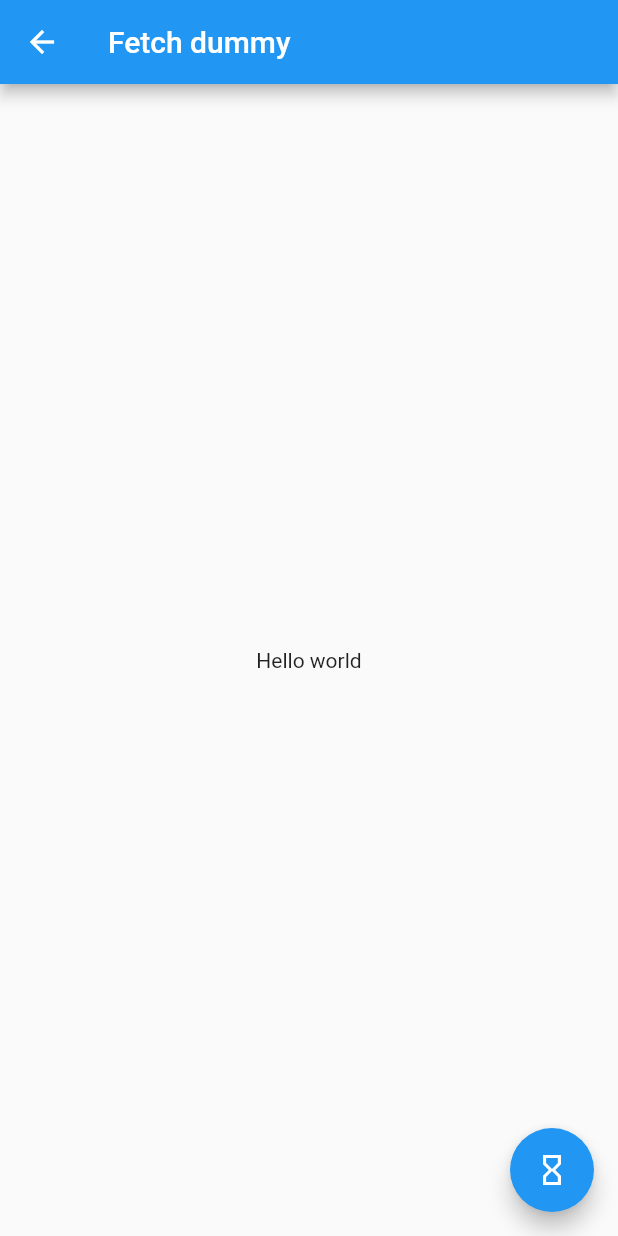
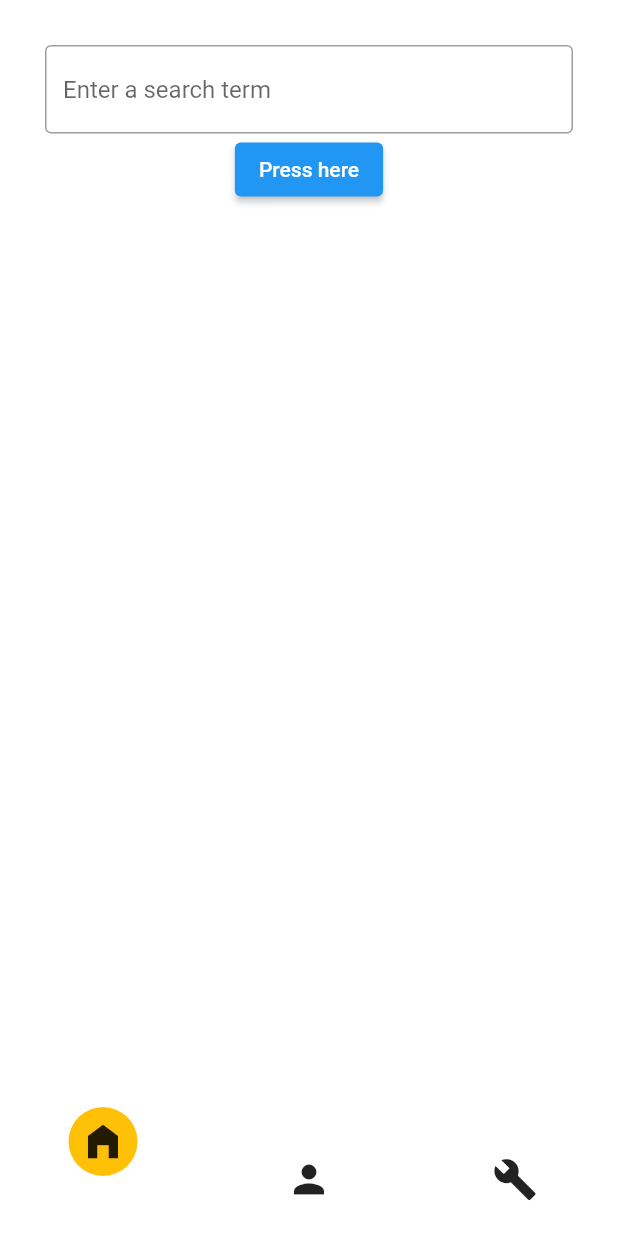
Before and after one commit to mhmadamrii/Flutter-essential-app, a Flutter app: the FetchDummy screen opened directly, on a phone screen of 412 x 824 dp. Run offline on Flutter 3.47's test engine with Material 2 defaults, Android fonts, the phone set to English and light mode, and no system bars; drawn by our look-alikes of curved_navigation_bar.

Commit message:
add some new

```diff
--- a/lib/main.dart
+++ b/lib/main.dart
@@ -5,6 +5,7 @@ import 'package:basic/dropdown_page.dart';
 import 'package:basic/home_page.dart';
 import 'package:basic/learn_page.dart';
 import 'package:basic/playground_page.dart';
+import 'package:basic/screens/fetchdummy_screen.dart';
 import 'package:flutter/material.dart';
 
 void main() => runApp(const MyApp());
@@ -15,7 +16,7 @@ class MyApp extends StatelessWidget {
   @override
   Widget build(BuildContext context) {
     return MaterialApp(
-      home: const Rootpagee(),
+      home: const FetchDummy(),
       theme: ThemeData(
         primarySwatch: Colors.blue,
       ),
--- a/lib/screens/fetchdummy_screen.dart
+++ b/lib/screens/fetchdummy_screen.dart
@@ -1,5 +1,4 @@
-// ignore_for_file: avoid_unnecessary_containers
-
+import 'package:curved_navigation_bar/curved_navigation_bar.dart';
 import 'package:flutter/material.dart';
 
 class FetchDummy extends StatelessWidget {
@@ -8,38 +7,79 @@ class FetchDummy extends StatelessWidget {
   @override
   Widget build(BuildContext context) {
     return Scaffold(
-      appBar: AppBar(
-        title: const Text(
-          "Fetch dummy",
+      // backgroundColor: Colors.blue,
+      backgroundColor: Colors.white,
+      body: const Apollo(),
+      bottomNavigationBar: CurvedNavigationBar(
+        buttonBackgroundColor: Colors.amber,
+        backgroundColor: Colors.white,
+        animationDuration: const Duration(
+          milliseconds: 400,
         ),
+        items: const <Widget>[
+          Icon(
+            Icons.home_filled,
+            size: 30,
+          ),
+          Icon(
+            Icons.person,
+            size: 30,
+          ),
+          Icon(
+            Icons.build,
+            size: 30,
+          )
+        ],
       ),
-      body: const ChildFetchDummy(),
-      floatingActionButton: FloatingActionButton(
-        onPressed: () {},
-        child: const Icon(
-          Icons.hourglass_empty_sharp,
+    );
+  }
+}
+
+class Apollo extends StatefulWidget {
+  const Apollo({super.key});
+
+  @override
+  State<Apollo> createState() => _ApolloState();
+}
+
+class _ApolloState extends State<Apollo> {
+  final _inputController = TextEditingController();
+  String name = "";
+
+  @override
+  Widget build(BuildContext context) {
+    return Container(
+      child: Padding(
+        padding: const EdgeInsets.symmetric(
+          horizontal: 30,
+          vertical: 30,
+        ),
+        child: Column(
+          children: [
+            TextField(
+              controller: _inputController,
+              decoration: const InputDecoration(
+                border: OutlineInputBorder(),
+                hintText: "Enter a search term",
+              ),
+            ),
+            ElevatedButton(
+              onPressed: () {
+                setState(() {
+                  name = _inputController.text;
+                });
+              },
+              child: const Text("Press here"),
+            ),
+            Text(
+              name,
+              style: const TextStyle(
+                fontSize: 40,
+              ),
+            )
+          ],
         ),
       ),
     );
   }
 }
-
-class ChildFetchDummy extends StatefulWidget {
-  const ChildFetchDummy({super.key});
-
-  @override
-  State<ChildFetchDummy> createState() => _ChildFetchDummyState();
-}
-
-class _ChildFetchDummyState extends State<ChildFetchDummy> {
-  @override
-  Widget build(BuildContext context) {
-    return Container(
-      child: const Center(
-        child: Text(
-          "Hello world",
-        ),
-      ),
-    );
-  }
-}
--- a/pubspec.yaml
+++ b/pubspec.yaml
@@ -36,6 +36,7 @@ dependencies:
   # The following adds the Cupertino Icons font to your application.
   # Use with the CupertinoIcons class for iOS style icons.
   cupertino_icons: ^1.0.2
+  curved_navigation_bar: ^1.0.3
 
 dev_dependencies:
   flutter_test:
```
Also changed, not shown: pubspec.lock.
